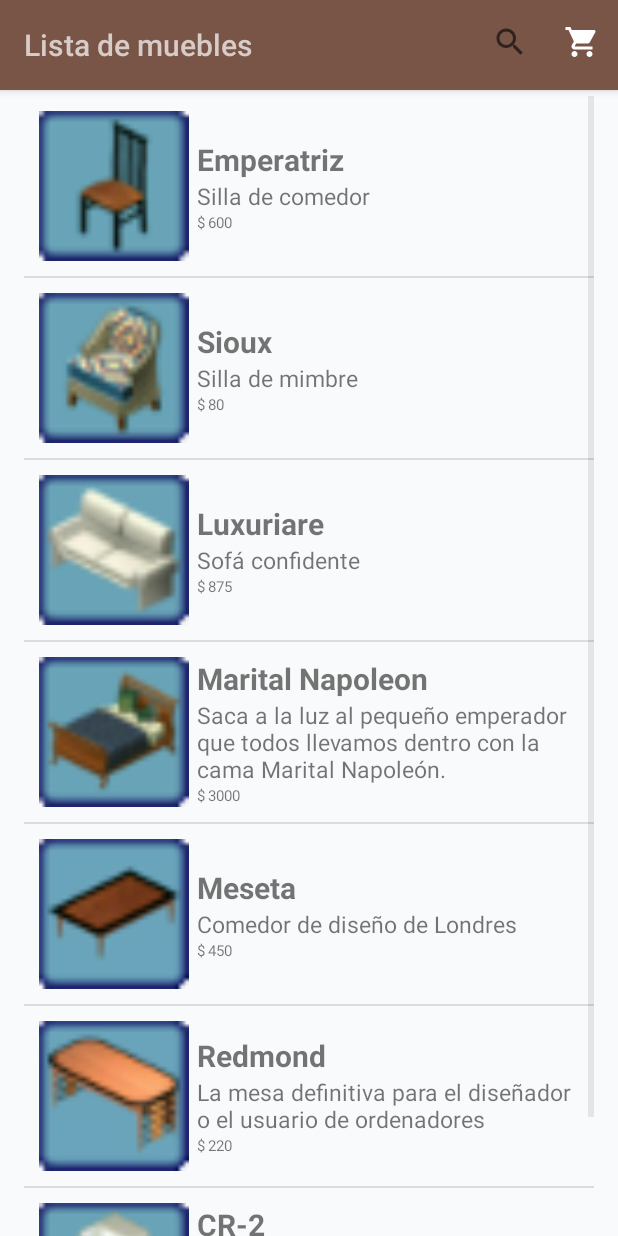
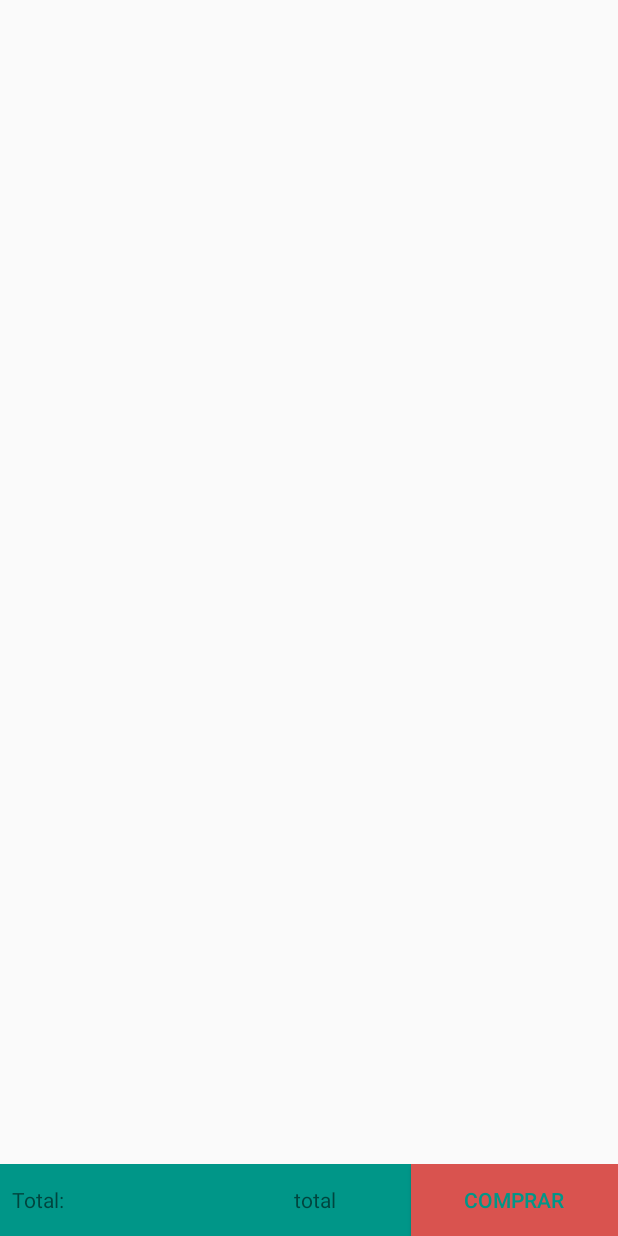
Before and after one commit to hiramcastrod/hiram-vendimia, an Android app: the fragment NewSaleFragment placed in its activity, after a tap on "Carrito de compras", on a phone screen of 412 x 824 dp. Run offline under Robolectric (Android 15) with nearby library versions, the phone set to English and light mode, and no system bars; our stand-ins replace Volley; network calls fail; 1 statement that could not run was skipped.

Commit message:
cart activity, load sharedpreferences

```diff
--- /dev/null
+++ b/app/src/main/java/hiram/vendimia/activities/ShoppingCartActivity.java
@@ -0,0 +1,70 @@
+package hiram.vendimia.activities;
+
+import android.content.SharedPreferences;
+import android.support.v7.app.AppCompatActivity;
+import android.os.Bundle;
+import android.support.v7.widget.LinearLayoutManager;
+import android.support.v7.widget.RecyclerView;
+import android.widget.ImageView;
+import hiram.vendimia.activities.PopUpActivity;
+import android.widget.TextView;
+
+import com.google.gson.Gson;
+import com.google.gson.reflect.TypeToken;
+
+import java.lang.reflect.Type;
+import java.util.ArrayList;
+
+import hiram.vendimia.R;
+import hiram.vendimia.adapters.ShoppingCartAdapter;
+import hiram.vendimia.models.Cart;
+
+public class ShoppingCartActivity extends AppCompatActivity {
+    TextView tvModel, tvPrice, tvQuantity, tvAmount, total;
+    ImageView ivIcon;
+    RecyclerView cartRecyclerView;
+    ArrayList<Cart> cartList;
+    float amount;
+
+    @Override
+    protected void onCreate(Bundle savedInstanceState) {
+        super.onCreate(savedInstanceState);
+        setContentView(R.layout.activity_shopping_cart);
+        tvModel = findViewById(R.id.textView_model_cart);
+        tvPrice = findViewById(R.id.textView_price_cart);
+        tvQuantity = findViewById(R.id.textview_quantitiy_cart);
+        tvAmount = findViewById(R.id.textview_import_cart);
+        ivIcon = findViewById(R.id.cart_icon);
+        cartRecyclerView = findViewById(R.id.recyclerview_cart);
+        total = findViewById(R.id.textview_alltotal_cart);
+
+
+        LinearLayoutManager linearLayoutManager = new LinearLayoutManager(getApplicationContext());
+        linearLayoutManager.setOrientation(LinearLayoutManager.VERTICAL);
+        cartRecyclerView.setLayoutManager(linearLayoutManager);
+        ShoppingCartAdapter cartAdapter = new ShoppingCartAdapter(loadCartList(), R.layout.cart_viewholder, this );
+        cartRecyclerView.setAdapter(cartAdapter);
+        for(int i = 0; i<loadCartList().size(); i++){
+            amount = amount + cartList.get(i).getTotal();
+        }
+        total.setText((int)amount);
+
+
+    }
+
+    public ArrayList<Cart> loadCartList(){
+        SharedPreferences sharedPreferences = getSharedPreferences("sales", MODE_PRIVATE);
+        Gson gson = new Gson();
+        String json = sharedPreferences.getString("cart list", null);
+        Type type = new TypeToken<ArrayList<Cart>>() {}.getType();
+        cartList = gson.fromJson(json, type);
+
+        if(cartList == null){
+            cartList = new ArrayList<>();
+        }
+
+        return cartList;
+    }
+
+
+}
--- a/app/src/main/java/hiram/vendimia/adapters/ProductsAdapter.java
+++ b/app/src/main/java/hiram/vendimia/adapters/ProductsAdapter.java
@@ -84,6 +84,7 @@ public class ProductsAdapter extends BaseAdapter {
             public void onClick(View view) {
                 Intent intent = new Intent( context, PopUpActivity.class);
                 Bundle bundle = new Bundle();
+                bundle.putInt("ICON", productList.get(position).getIcon());
                 bundle.putString("PRODUCT", productList.get(position).getModel());
                 bundle.putInt("STOCK", productList.get(position).getStock());
                 bundle.putInt("TOTAL", productList.get(position).getPrice());
--- /dev/null
+++ b/app/src/main/java/hiram/vendimia/adapters/ShoppingCartAdapter.java
@@ -0,0 +1,66 @@
+package hiram.vendimia.adapters;
+
+import android.app.Activity;
+import android.support.annotation.NonNull;
+import android.support.v7.widget.RecyclerView;
+import android.view.LayoutInflater;
+import android.view.View;
+import android.view.ViewGroup;
+import android.widget.ImageView;
+import android.widget.TextView;
+
+import java.util.ArrayList;
+
+import hiram.vendimia.R;
+import hiram.vendimia.models.Cart;
+
+public class ShoppingCartAdapter extends  RecyclerView.Adapter<ShoppingCartAdapter.CartViewHolder>{
+    private ArrayList<Cart> carts;
+    private int resource;
+    private Activity activity;
+
+    public ShoppingCartAdapter(ArrayList<Cart> carts, int resource, Activity activity){
+        this.carts = carts;
+        this.resource = resource;
+        this.activity = activity;
+    }
+
+    @NonNull
+    @Override
+    public CartViewHolder onCreateViewHolder(@NonNull ViewGroup parent, int viewType) {
+        View view = LayoutInflater.from(parent.getContext()).inflate(resource, parent, false);
+        return new CartViewHolder(view);
+    }
+
+    @Override
+    public void onBindViewHolder(@NonNull CartViewHolder holder, int position) {
+        Cart cart = carts.get(position);
+        float amount;
+        //GET
+        //holder.iconCard.setImageResource(cart.getIcon());
+        holder.modelCard.setText(cart.getModelProduct());
+        holder.priceCard.setText(Float.toString(cart.getTotal()));
+        holder.quantityCard.setText(Integer.toString(cart.getQuantity()));
+        amount = Float.valueOf(holder.priceCard.getText().toString()) * Integer.parseInt(holder.quantityCard.getText().toString());
+        holder.amountCard.setText(Float.toString(amount).toString());
+    }
+
+    @Override
+    public int getItemCount() {
+        return carts.size();
+    }
+
+    public class CartViewHolder extends RecyclerView.ViewHolder{
+        private ImageView iconCard;
+        private TextView quantityCard, priceCard, amountCard, modelCard;
+
+        public CartViewHolder(View itemView) {
+            super(itemView);
+            iconCard = itemView.findViewById(R.id.cart_icon);
+            quantityCard = itemView.findViewById(R.id.textview_quantitiy_cart);
+            priceCard = itemView.findViewById(R.id.textView_price_cart);
+            amountCard = itemView.findViewById(R.id.textview_import_cart);
+            modelCard = itemView.findViewById(R.id.textView_model_cart);
+        }
+    }
+}
--- a/app/src/main/java/hiram/vendimia/fragments/NewSaleFragment.java
+++ b/app/src/main/java/hiram/vendimia/fragments/NewSaleFragment.java
@@ -1,5 +1,6 @@
 package hiram.vendimia.fragments;
 
+import android.content.Intent;
 import android.os.Bundle;
 import android.support.v4.app.Fragment;
 import android.support.v7.app.AppCompatActivity;
@@ -16,6 +17,7 @@ import android.support.v7.widget.SearchView;
 import java.util.ArrayList;
 
 import hiram.vendimia.R;
+import hiram.vendimia.activities.ShoppingCartActivity;
 import hiram.vendimia.adapters.ProductsAdapter;
 import hiram.vendimia.models.Product;
 
@@ -94,6 +96,8 @@ public class NewSaleFragment extends Fragment {
     public boolean onOptionsItemSelected(MenuItem item) {
         int id = item.getItemId();
         if(id==R.id.action_cart){
+            Intent intent = new Intent(getContext(), ShoppingCartActivity.class);
+            startActivity(intent);
             return true;
         }
         return true;
--- /dev/null
+++ b/app/src/main/res/layout/activity_shopping_cart.xml
@@ -0,0 +1,54 @@
+<?xml version="1.0" encoding="utf-8"?>
+<android.support.design.widget.CoordinatorLayout
+    xmlns:android="http://schemas.android.com/apk/res/android"
+    xmlns:app="http://schemas.android.com/apk/res-auto"
+    xmlns:tools="http://schemas.android.com/tools"
+    android:layout_width="match_parent"
+    android:layout_height="match_parent"
+    tools:context=".activities.ShoppingCartActivity">
+
+    <android.support.v7.widget.RecyclerView
+        android:id="@+id/recyclerview_cart"
+        android:layout_width="match_parent"
+        android:layout_height="match_parent"
+        tools:listitem="@layout/cart_viewholder"
+        />
+
+<LinearLayout
+    android:layout_width="match_parent"
+    android:layout_height="wrap_content"
+    android:layout_gravity="bottom"
+    android:orientation="horizontal"
+    android:weightSum="1"
+    android:background="@color/colorAccent"
+    >
+
+
+    <TextView
+        android:layout_marginStart="@dimen/fab_icon_size"
+        android:layout_weight=".6"
+        android:layout_width="wrap_content"
+        android:layout_height="wrap_content"
+        android:text="Total: "
+        />
+
+    <TextView
+        android:id="@+id/textview_alltotal_cart"
+        android:layout_weight=".2"
+        android:layout_width="wrap_content"
+        android:layout_height="wrap_content"
+        android:text="total"
+        />
+
+    <Button
+        android:layout_weight=".2"
+        android:text="Comprar"
+        android:layout_width="wrap_content"
+        android:layout_height="wrap_content"
+        android:background="@color/alert"
+        style="@style/Base.TextAppearance.AppCompat.Widget.Button.Borderless.Colored"
+        />
+
+</LinearLayout>
+
+</android.support.design.widget.CoordinatorLayout>
--- a/app/src/main/res/values/colors.xml
+++ b/app/src/main/res/values/colors.xml
@@ -9,4 +9,5 @@
     <color name="secondaryText">#757575</color>
     <color name="dividerColor">#BDBDBD</color>
     <color name="recyclerBackground">#F9FAFB</color>
+    <color name="alert">#D9534F</color>
 </resources>
```
Also changed, not shown: app/src/main/AndroidManifest.xml (+4 -4 lines), app/src/main/java/hiram/vendimia/activities/PopUpActivity.java (+14 -5 lines), app/src/main/java/hiram/vendimia/models/Cart.java (+11 -2 lines), app/src/main/res/layout/activity_pop_up.xml (+14 -4 lines), app/src/main/res/layout/cart_viewholder.xml (added, +98 -0 lines).
